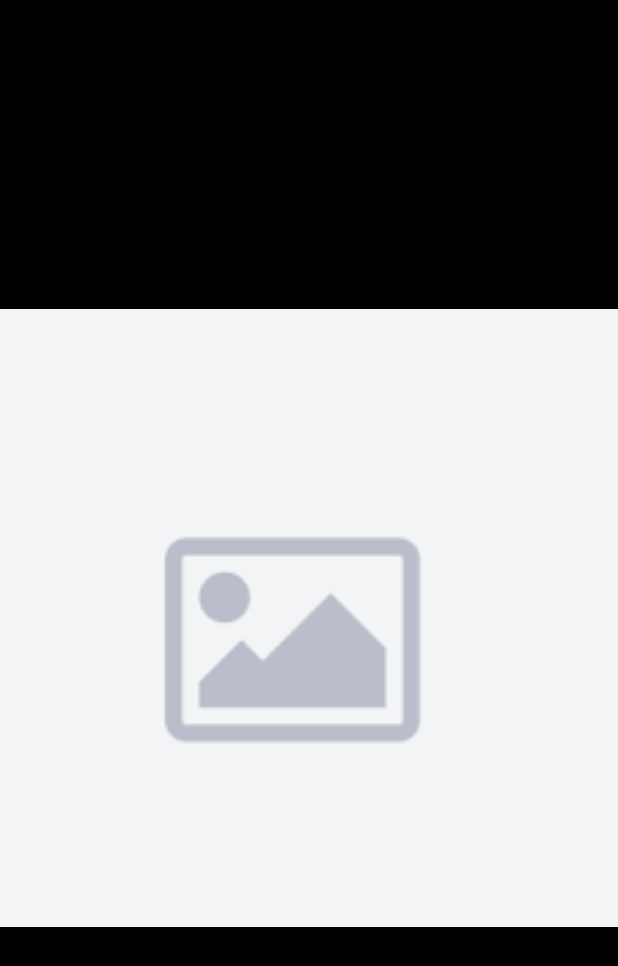
After one commit to x-mo/PersonalProfile, an Android app: the FullscreenActivity screen opened directly, with no data from a screen before it, on a phone screen of 412 x 824 dp. The commit adds this screen. Shown: the top 966 px of the screen. Run offline under Robolectric (Android 15) with nearby library versions, the light colour scheme and no system bars; network calls fail; pictures from the network do not load.

Commit message:
fullscreen activity

```diff
--- a/app/src/main/AndroidManifest.xml
+++ b/app/src/main/AndroidManifest.xml
@@ -14,6 +14,7 @@
         android:theme="@style/AppTheme"
         android:usesCleartextTraffic="true"
         tools:ignore="GoogleAppIndexingWarning">
+        <activity android:name=".FullscreenActivity"></activity>
         <activity android:name=".MainActivity">
             <intent-filter>
                 <action android:name="android.intent.action.MAIN" />
--- /dev/null
+++ b/app/src/main/java/com/x/personalprofile/FullscreenActivity.java
@@ -0,0 +1,43 @@
+package com.x.personalprofile;
+
+import androidx.appcompat.app.AppCompatActivity;
+
+import android.os.Build;
+import android.os.Bundle;
+import android.view.View;
+import android.view.Window;
+import android.view.WindowManager;
+import android.widget.ImageView;
+
+import com.bumptech.glide.Glide;
+
+public class FullscreenActivity extends AppCompatActivity {
+
+    @Override
+    protected void onCreate(Bundle savedInstanceState) {
+        super.onCreate(savedInstanceState);
+        hideStatusBar();
+        setContentView(R.layout.activity_fullscreen);
+        hideNavigationButtons();
+
+        ImageView imageView = findViewById(R.id.image_view);
+        Glide.with(this).load(getIntent().getStringExtra("url")).error(Glide.with(this).load(R.drawable.image_not_found)).into(imageView);
+
+    }
+
+    private void hideStatusBar() {
+        getWindow().setFlags(WindowManager.LayoutParams.FLAG_FULLSCREEN, WindowManager.LayoutParams.FLAG_FULLSCREEN);
+        getWindow().requestFeature(Window.FEATURE_ACTION_BAR);
+    }
+
+    private void hideNavigationButtons() {
+        if (Build.VERSION.SDK_INT > 16 && Build.VERSION.SDK_INT < 19) {
+            View v = this.getWindow().getDecorView();
+            v.setSystemUiVisibility(View.GONE);
+        } else if (Build.VERSION.SDK_INT >= 19) {
+            View decorView = getWindow().getDecorView();
+            int uiOptions = View.SYSTEM_UI_FLAG_HIDE_NAVIGATION | View.SYSTEM_UI_FLAG_IMMERSIVE_STICKY;
+            decorView.setSystemUiVisibility(uiOptions);
+        }
+    }
+}
--- a/app/src/main/java/com/x/personalprofile/RecyclerViewAdapter.java
+++ b/app/src/main/java/com/x/personalprofile/RecyclerViewAdapter.java
@@ -1,6 +1,7 @@
 package com.x.personalprofile;
 
 import android.content.Context;
+import android.content.Intent;
 import android.view.LayoutInflater;
 import android.view.View;
 import android.view.ViewGroup;
@@ -40,7 +41,11 @@ public class RecyclerViewAdapter extends RecyclerView.Adapter<RecyclerViewAdapte
         holder.imageView.setOnClickListener(new View.OnClickListener() {
             @Override
             public void onClick(View v) {
-                Toast.makeText(context, "Clicked #" + position, Toast.LENGTH_SHORT).show();
+//                Toast.makeText(context, "Clicked #" + position, Toast.LENGTH_SHORT).show();
+                Intent intent = new Intent(context, FullscreenActivity.class);
+                intent.putExtra("url", imagePaths.get(position));
+                context.startActivity(intent);
+
             }
         });
     }
--- /dev/null
+++ b/app/src/main/res/layout/activity_fullscreen.xml
@@ -0,0 +1,15 @@
+<?xml version="1.0" encoding="utf-8"?>
+<androidx.constraintlayout.widget.ConstraintLayout xmlns:android="http://schemas.android.com/apk/res/android"
+    xmlns:app="http://schemas.android.com/apk/res-auto"
+    xmlns:tools="http://schemas.android.com/tools"
+    android:layout_width="match_parent"
+    android:layout_height="match_parent"
+    android:background="#000"
+    tools:context=".FullscreenActivity">
+
+    <ImageView
+        android:id="@+id/image_view"
+        android:layout_width="match_parent"
+        android:layout_height="match_parent"
+        android:scaleType="fitCenter" />
+</androidx.constraintlayout.widget.ConstraintLayout>
--- a/app/src/main/res/values/styles.xml
+++ b/app/src/main/res/values/styles.xml
@@ -1,7 +1,7 @@
 <resources>
 
     <!-- Base application theme. -->
-    <style name="AppTheme" parent="Theme.AppCompat.Light.DarkActionBar">
+    <style name="AppTheme" parent="Theme.AppCompat.Light.NoActionBar">
         <!-- Customize your theme here. -->
         <item name="colorPrimary">@color/colorPrimary</item>
         <item name="colorPrimaryDark">@color/colorPrimaryDark</item>
```
